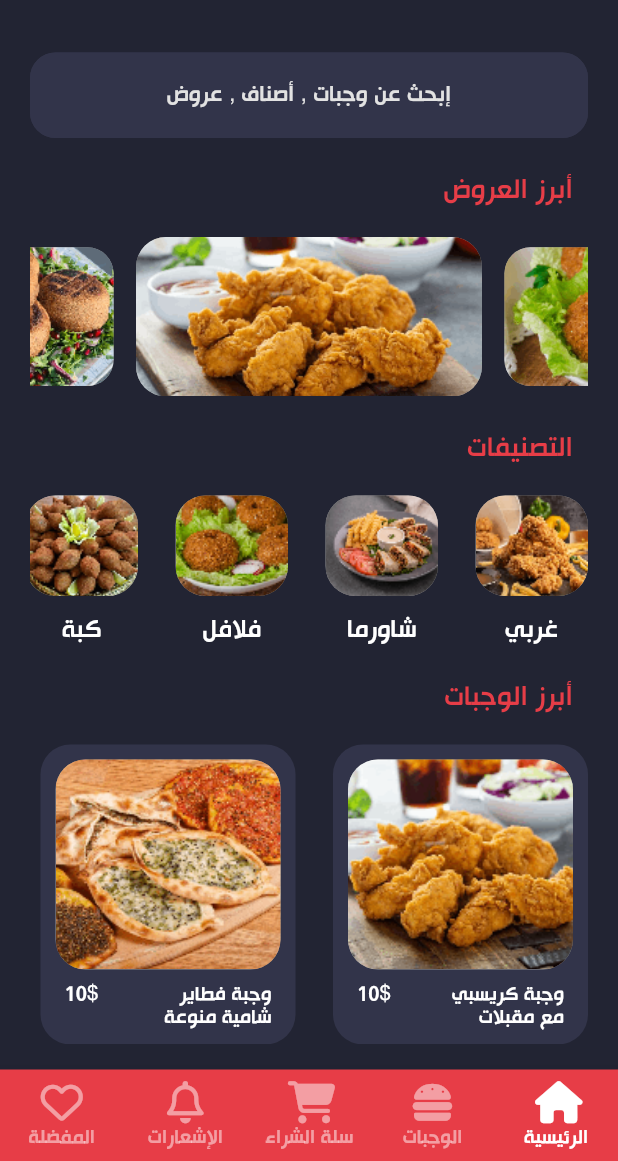
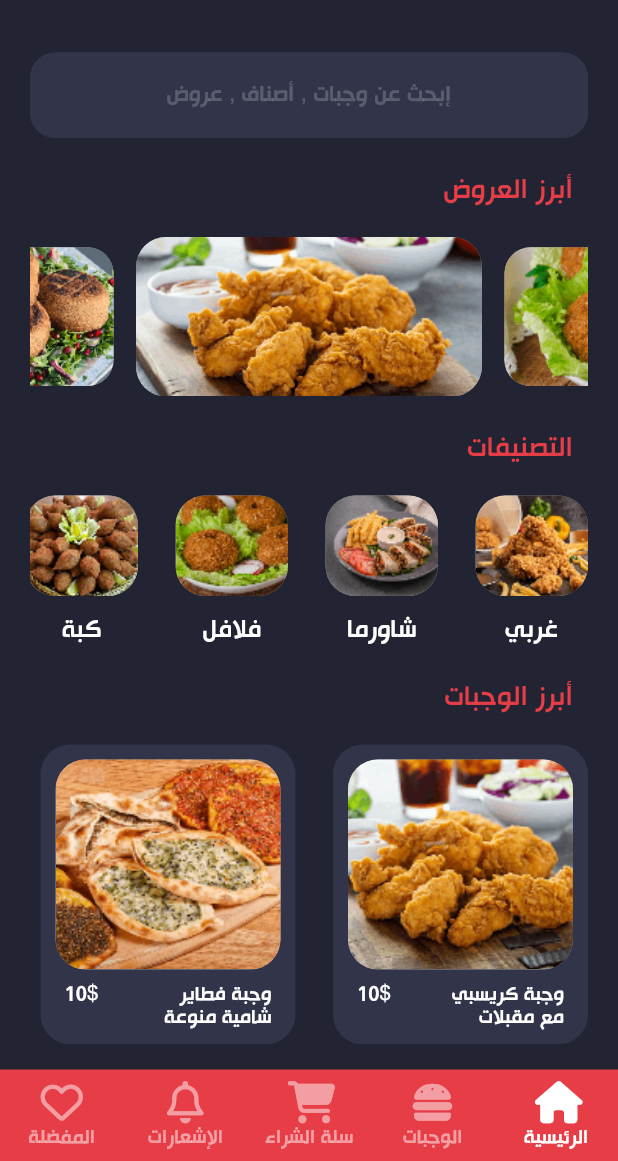
Before and after one commit to hussam-aw/one_restaurant_delivery, a Flutter app: the screen it shows after launch, on a phone screen of 412 x 824 dp, the part 75-1236 px from its top. Run offline on Flutter 3.47's test engine with Material 2 defaults, Android fonts, the phone set to English and light mode, and no system bars; drawn by our look-alikes of carousel_slider; our stand-ins replace font_awesome_flutter, get, get_storage.

Commit message:
Add elevated button theme to dark theme

```diff
--- a/lib/Constants/ui_themes.dart
+++ b/lib/Constants/ui_themes.dart
@@ -1,5 +1,6 @@
 import 'package:flutter/material.dart';
 import 'package:one_restaurant_delivery/Constants/ui_colors.dart';
+import 'package:one_restaurant_delivery/Constants/ui_styles.dart';
 import 'package:one_restaurant_delivery/Constants/ui_text_styles.dart';
 
 var darkTheme = ThemeData(
@@ -33,7 +34,21 @@ var darkTheme = ThemeData(
       borderSide: const BorderSide(color: UIColors.red),
     ),
     hintStyle: UITextStyle.small.copyWith(
-      color: UIColors.lightGray,
+      color: UIColors.white.withOpacity(0.2),
+    ),
+  ),
+  elevatedButtonTheme: const ElevatedButtonThemeData(
+    style: ButtonStyle(
+      elevation: MaterialStatePropertyAll(0),
+      backgroundColor: MaterialStatePropertyAll<Color>(UIColors.red),
+      shape: MaterialStatePropertyAll<RoundedRectangleBorder>(
+        RoundedRectangleBorder(
+          borderRadius: raduis22,
+        ),
+      ),
+      minimumSize: MaterialStatePropertyAll<Size>(
+        Size(double.infinity, 60),
+      ),
     ),
   ),
 );
```
